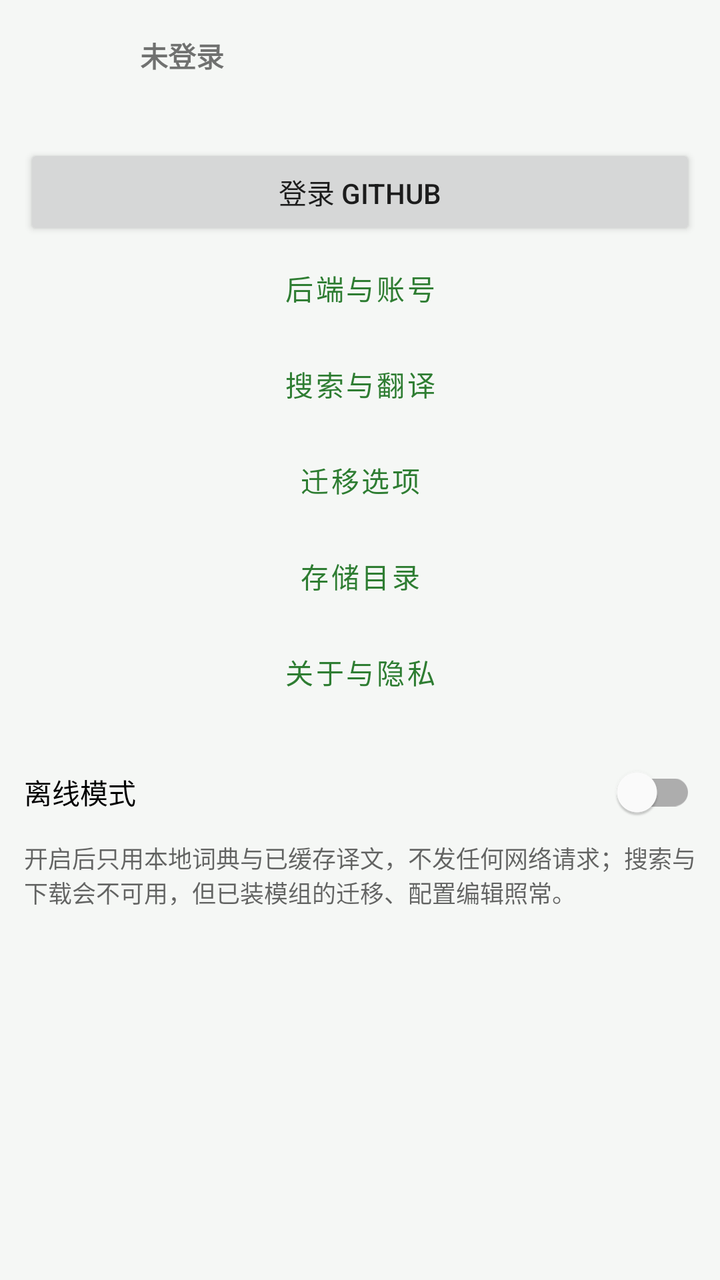
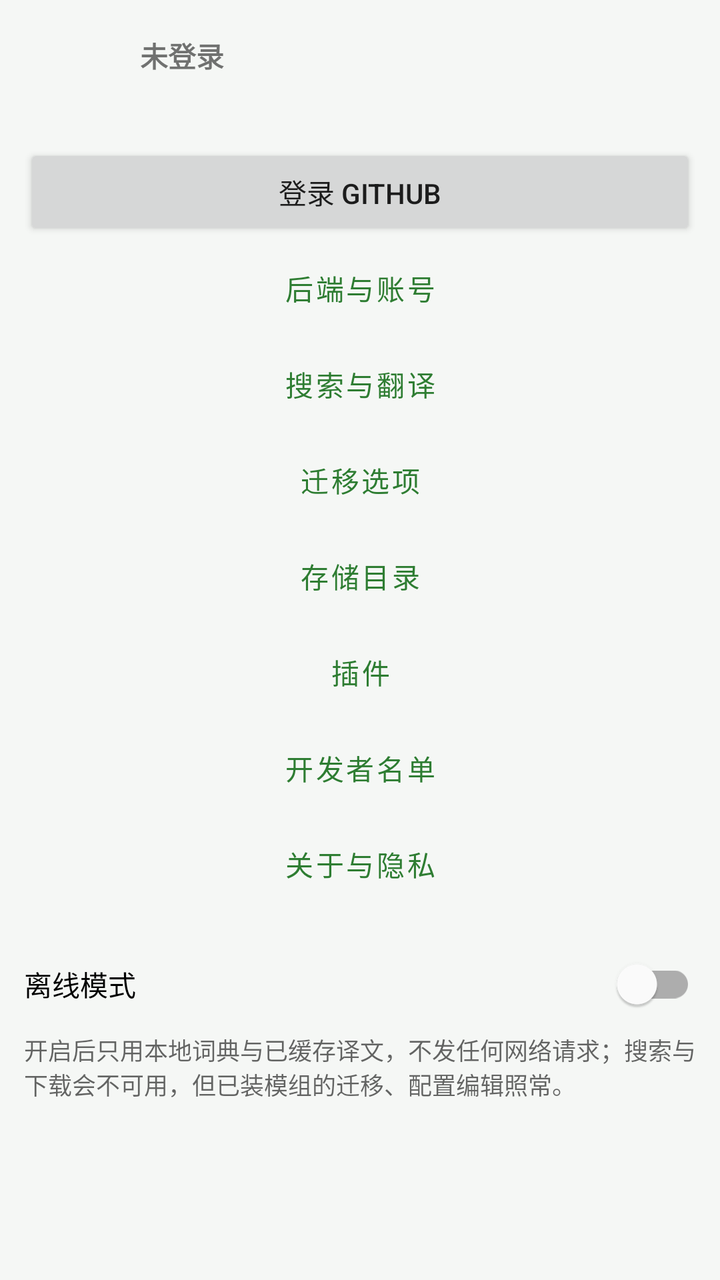

Compare the two renders of this Android layout. The source of the first and the diff that turns it into the second are given below.
<!-- AndroidManifest.xml: application theme Theme.ModMigrator -->
<!-- res/layout/fragment_settings_main.xml -->
<?xml version="1.0" encoding="utf-8"?>
<ScrollView xmlns:android="http://schemas.android.com/apk/res/android"
    android:layout_width="match_parent"
    android:layout_height="match_parent"
    android:padding="12dp">

    <LinearLayout
        android:layout_width="match_parent"
        android:layout_height="wrap_content"
        android:orientation="vertical">

        <LinearLayout
            android:id="@+id/rowAccount"
            android:layout_width="match_parent"
            android:layout_height="wrap_content"
            android:gravity="center_vertical"
            android:orientation="horizontal"
            android:paddingBottom="12dp">

            <ImageView
                android:id="@+id/ivAvatar"
                android:layout_width="48dp"
                android:layout_height="48dp"
                android:contentDescription="@string/app_name"
                android:src="@drawable/ic_person" />

            <LinearLayout
                android:layout_width="0dp"
                android:layout_height="wrap_content"
                android:layout_marginStart="10dp"
                android:layout_weight="1"
                android:orientation="vertical">

                <TextView
                    android:id="@+id/tvAccount"
                    android:layout_width="match_parent"
                    android:layout_height="wrap_content"
                    android:text="@string/account_not_login"
                    android:textStyle="bold" />

                <TextView
                    android:id="@+id/tvConnState"
                    android:layout_width="match_parent"
                    android:layout_height="wrap_content"
                    android:textColor="@color/textSecondary"
                    android:textSize="12sp" />
            </LinearLayout>
        </LinearLayout>

        <Button
            android:id="@+id/btnAccount"
            android:layout_width="match_parent"
            android:layout_height="wrap_content"
            android:text="@string/account_login" />

        <Button
            android:id="@+id/btnGoBackend"
            style="@style/Widget.MaterialComponents.Button.OutlinedButton"
            android:layout_width="match_parent"
            android:layout_height="wrap_content"
            android:text="@string/menu_backend" />

        <Button
            android:id="@+id/btnGoSearch"
            style="@style/Widget.MaterialComponents.Button.OutlinedButton"
            android:layout_width="match_parent"
            android:layout_height="wrap_content"
            android:text="@string/menu_search" />

        <Button
            android:id="@+id/btnGoMigrate"
            style="@style/Widget.MaterialComponents.Button.OutlinedButton"
            android:layout_width="match_parent"
            android:layout_height="wrap_content"
            android:text="@string/menu_migrate" />

        <Button
            android:id="@+id/btnGoStorage"
            style="@style/Widget.MaterialComponents.Button.OutlinedButton"
            android:layout_width="match_parent"
            android:layout_height="wrap_content"
            android:text="@string/menu_storage" />

        <Button
            android:id="@+id/btnGoAbout"
            style="@style/Widget.MaterialComponents.Button.OutlinedButton"
            android:layout_width="match_parent"
            android:layout_height="wrap_content"
            android:text="@string/menu_about" />

        <com.google.android.material.switchmaterial.SwitchMaterial
            android:id="@+id/swOffline"
            android:layout_width="match_parent"
            android:layout_height="wrap_content"
            android:layout_marginTop="12dp"
            android:text="@string/cfg_offline" />

        <TextView
            android:layout_width="match_parent"
            android:layout_height="wrap_content"
            android:paddingBottom="8dp"
            android:text="@string/cfg_offline_hint"
            android:textColor="@color/textSecondary"
            android:textSize="12sp" />
    </LinearLayout>
</ScrollView>
<!-- resources referenced by this layout -->
<resources>
  <color name="textSecondary">#99000000</color>
  <!-- drawable ic_person (drawable) -->
  <?xml version="1.0" encoding="utf-8"?>
  <vector xmlns:android="http://schemas.android.com/apk/res/android"
      android:width="24dp" android:height="24dp"
      android:viewportWidth="960" android:viewportHeight="960"
      android:tint="?attr/colorControlNormal">
      <path android:fillColor="@android:color/white" android:pathData="M480-480q-66 0-113-47t-47-113q0-66 47-113t113-47q66 0 113 47t47 113q0 66-47 113t-113 47ZM160-160v-32q0-34 17.5-62.5T224-294q62-31 126-45t130-14q66 0 130 14t126 45q29 15 46.5 43.5T800-208v32H160Z" />
  </vector>
  <string name="account_login">登录 GitHub</string>
  <string name="account_not_login">未登录</string>
  <string name="app_name">模组迁移助手</string>
  <string name="cfg_offline">离线模式</string>
  <string name="cfg_offline_hint">开启后只用本地词典与已缓存译文，不发任何网络请求；搜索与下载会不可用，但已装模组的迁移、配置编辑照常。</string>
  <string name="menu_about">关于与隐私</string>
  <string name="menu_backend">后端与账号</string>
  <string name="menu_migrate">迁移选项</string>
  <string name="menu_search">搜索与翻译</string>
  <string name="menu_storage">存储目录</string>
  <style name="Theme.ModMigrator" parent="Theme.MaterialComponents.DayNight.NoActionBar">
          <item name="colorPrimary">@color/primary</item>
          <item name="colorPrimaryDark">@color/primaryDark</item>
          <item name="colorAccent">@color/accent</item>
          <item name="android:windowBackground">@color/bg</item>
          <item name="android:statusBarColor">@color/primaryDark</item>
          <item name="preferenceTheme">@style/PreferenceThemeOverlay</item>
      </style>
  <color name="primary">#FF2E7D32</color>
  <color name="primaryDark">#FF1B5E20</color>
  <color name="accent">#FF66BB6A</color>
  <color name="bg">#FFF5F7F5</color>
</resources>

<!-- the commit's change to res/layout/fragment_settings_main.xml (unified diff, before → after) -->
@@ -82,6 +82,20 @@
             android:text="@string/menu_storage" />
 
         <Button
+            android:id="@+id/btnGoPlugin"
+            style="@style/Widget.MaterialComponents.Button.OutlinedButton"
+            android:layout_width="match_parent"
+            android:layout_height="wrap_content"
+            android:text="@string/menu_plugin" />
+
+        <Button
+            android:id="@+id/btnGoDevs"
+            style="@style/Widget.MaterialComponents.Button.OutlinedButton"
+            android:layout_width="match_parent"
+            android:layout_height="wrap_content"
+            android:text="@string/menu_devs" />
+
+        <Button
             android:id="@+id/btnGoAbout"
             style="@style/Widget.MaterialComponents.Button.OutlinedButton"
             android:layout_width="match_parent"
<!-- resource entries referenced after the edit -->
@@ -16,7 +16,9 @@
   <string name="cfg_offline_hint">开启后只用本地词典与已缓存译文，不发任何网络请求；搜索与下载会不可用，但已装模组的迁移、配置编辑照常。</string>
   <string name="menu_about">关于与隐私</string>
   <string name="menu_backend">后端与账号</string>
+  <string name="menu_devs">开发者名单</string>
   <string name="menu_migrate">迁移选项</string>
+  <string name="menu_plugin">插件</string>
   <string name="menu_search">搜索与翻译</string>
   <string name="menu_storage">存储目录</string>
   <style name="Theme.ModMigrator" parent="Theme.MaterialComponents.DayNight.NoActionBar">
